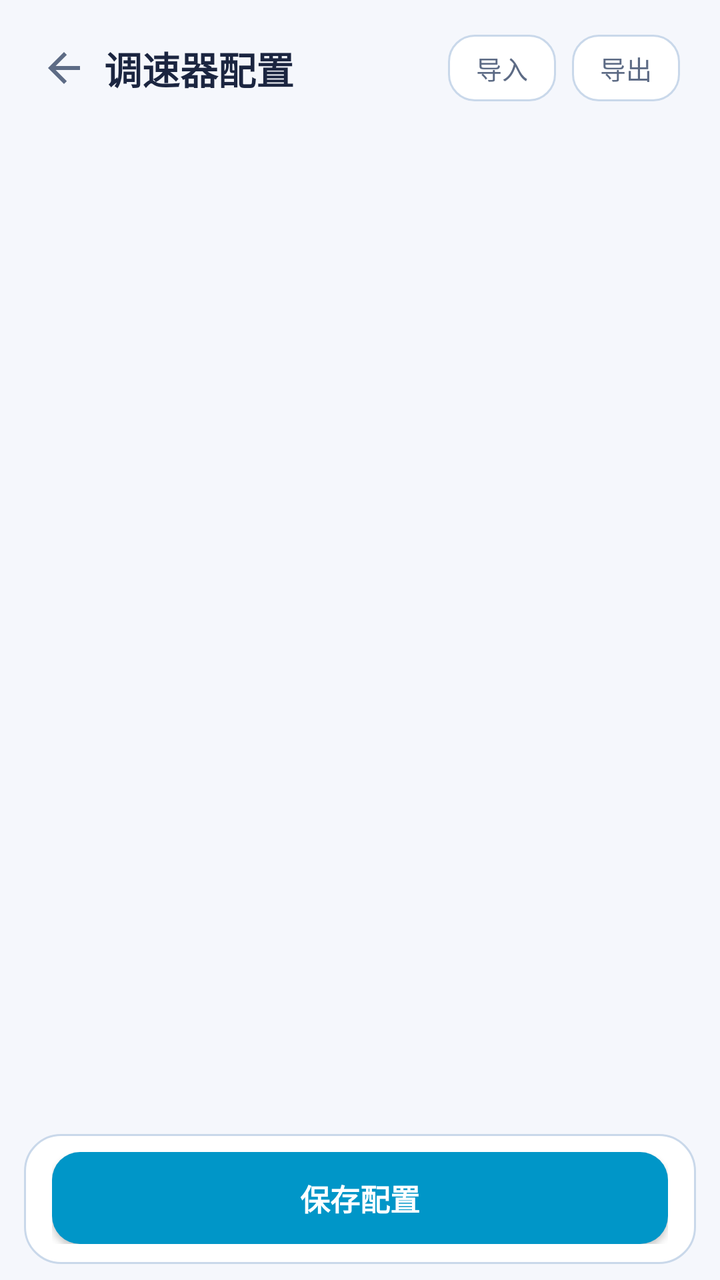
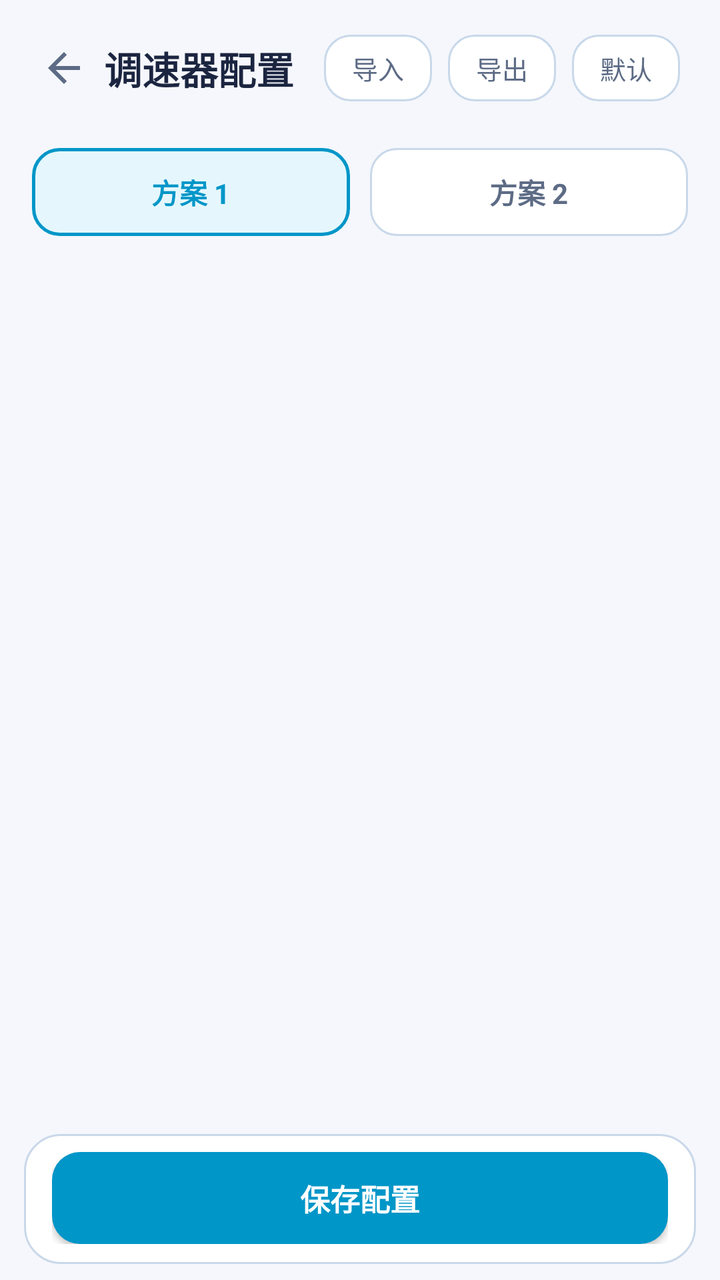

Two renders of the same Android screen: before a commit and after it. Below are the layout's source before the change and the commit's diff.
<!-- AndroidManifest.xml: application theme AppTheme -->
<!-- res/layout/activity_governor.xml -->
<?xml version="1.0" encoding="utf-8"?>
<LinearLayout xmlns:android="http://schemas.android.com/apk/res/android"
    android:layout_width="match_parent"
    android:layout_height="match_parent"
    android:orientation="vertical">

    <LinearLayout
        android:layout_width="match_parent"
        android:layout_height="wrap_content"
        android:orientation="horizontal"
        android:gravity="center_vertical"
        android:paddingStart="12dp"
        android:paddingEnd="20dp"
        android:paddingTop="14dp"
        android:paddingBottom="10dp">

        <ImageView
            android:id="@+id/btnBack"
            android:layout_width="40dp"
            android:layout_height="40dp"
            android:padding="8dp"
            android:src="@drawable/ic_back"
            android:background="?android:attr/selectableItemBackgroundBorderless"
            android:contentDescription="返回" />

        <TextView
            android:layout_width="0dp"
            android:layout_height="wrap_content"
            android:layout_weight="1"
            android:text="调速器配置"
            android:textColor="@color/textPrimary"
            android:textSize="19sp"
            android:textStyle="bold" />

        <TextView
            android:id="@+id/btnImport"
            android:layout_width="wrap_content"
            android:layout_height="wrap_content"
            android:layout_marginEnd="8dp"
            android:background="@drawable/bg_tab"
            android:paddingStart="14dp"
            android:paddingEnd="14dp"
            android:paddingTop="7dp"
            android:paddingBottom="7dp"
            android:text="导入"
            android:textColor="@color/textSecondary"
            android:textSize="13sp" />

        <TextView
            android:id="@+id/btnExport"
            android:layout_width="wrap_content"
            android:layout_height="wrap_content"
            android:background="@drawable/bg_tab"
            android:paddingStart="14dp"
            android:paddingEnd="14dp"
            android:paddingTop="7dp"
            android:paddingBottom="7dp"
            android:text="导出"
            android:textColor="@color/textSecondary"
            android:textSize="13sp" />
    </LinearLayout>

    <ScrollView
        android:layout_width="match_parent"
        android:layout_height="0dp"
        android:layout_weight="1"
        android:scrollbars="none">

        <LinearLayout
            android:id="@+id/modesContainer"
            android:layout_width="match_parent"
            android:layout_height="wrap_content"
            android:orientation="vertical"
            android:paddingStart="16dp"
            android:paddingEnd="16dp"
            android:paddingTop="14dp"
            android:paddingBottom="24dp" />
    </ScrollView>

    
    <LinearLayout
        android:layout_width="match_parent"
        android:layout_height="wrap_content"
        android:layout_marginStart="12dp"
        android:layout_marginEnd="12dp"
        android:layout_marginBottom="8dp"
        android:orientation="horizontal"
        android:gravity="center_vertical"
        android:paddingStart="14dp"
        android:paddingEnd="14dp"
        android:paddingTop="9dp"
        android:paddingBottom="10dp"
        android:background="@drawable/bg_card">

        <Button
            android:id="@+id/saveBtn"
            android:layout_width="match_parent"
            android:layout_height="46dp"
            android:background="@drawable/btn_primary"
            android:text="保存配置"
            android:textColor="#FFFFFF"
            android:textSize="15sp"
            android:textStyle="bold" />
    </LinearLayout>
</LinearLayout>
<!-- resources referenced by this layout -->
<resources>
  <color name="textPrimary">#1B2540</color>
  <color name="textSecondary">#5D6B85</color>
  <!-- drawable bg_card (drawable) -->
  <?xml version="1.0" encoding="utf-8"?>
  <shape xmlns:android="http://schemas.android.com/apk/res/android">
      <solid android:color="@color/bgCard" />
      <corners android:radius="18dp" />
      <stroke android:width="1dp" android:color="@color/bgCardStroke" />
  </shape>
  <!-- drawable bg_tab (drawable) -->
  <?xml version="1.0" encoding="utf-8"?>
  <shape xmlns:android="http://schemas.android.com/apk/res/android">
      <solid android:color="@color/bgCard" />
      <corners android:radius="13dp" />
      <stroke android:width="1dp" android:color="@color/bgCardStroke" />
  </shape>
  <!-- drawable btn_primary (drawable) -->
  <?xml version="1.0" encoding="utf-8"?>
  <shape xmlns:android="http://schemas.android.com/apk/res/android">
      <solid android:color="@color/accent" />
      <corners android:radius="14dp" />
  </shape>
  <!-- drawable ic_back (drawable) -->
  <?xml version="1.0" encoding="utf-8"?>
  <vector xmlns:android="http://schemas.android.com/apk/res/android"
      android:width="24dp" android:height="24dp"
      android:viewportWidth="24" android:viewportHeight="24">
      <path android:fillColor="#5D6B85"
          android:pathData="M20,11H7.83l5.59,-5.59L12,4l-8,8 8,8 1.41,-1.41L7.83,13H20v-2z" />
  </vector>
  <style name="AppTheme" parent="android:Theme.Material.Light.NoActionBar">
          <item name="android:windowIsTranslucent">true</item>
          <item name="android:windowBackground">@color/bg</item>
          <item name="android:colorPrimary">@color/accent</item>
          <item name="android:colorAccent">@color/accent</item>
          <item name="android:statusBarColor">@color/bg</item>
          <item name="android:navigationBarColor">@color/bg</item>
          
          <item name="android:enforceStatusBarContrast">false</item>
          <item name="android:enforceNavigationBarContrast">false</item>
          <item name="android:windowLightStatusBar">true</item>
          <item name="android:colorControlActivated">@color/accent</item>
          <item name="android:colorControlNormal">@color/textDim</item>
      </style>
  <color name="bgCard">#FFFFFF</color>
  <color name="bgCardStroke">#C9D8EA</color>
  <color name="accent">#0096C8</color>
  <color name="bg">#F5F7FC</color>
  <color name="textDim">#9AA7BD</color>
</resources>

<!-- the commit's change to res/layout/activity_governor.xml (unified diff, before → after) -->
@@ -50,6 +50,7 @@
             android:id="@+id/btnExport"
             android:layout_width="wrap_content"
             android:layout_height="wrap_content"
+            android:layout_marginEnd="8dp"
             android:background="@drawable/bg_tab"
             android:paddingStart="14dp"
             android:paddingEnd="14dp"
@@ -58,6 +59,57 @@
             android:text="导出"
             android:textColor="@color/textSecondary"
             android:textSize="13sp" />
+
+        <TextView
+            android:id="@+id/btnReset"
+            android:layout_width="wrap_content"
+            android:layout_height="wrap_content"
+            android:background="@drawable/bg_tab"
+            android:paddingStart="14dp"
+            android:paddingEnd="14dp"
+            android:paddingTop="7dp"
+            android:paddingBottom="7dp"
+            android:text="默认"
+            android:textColor="@color/textSecondary"
+            android:textSize="13sp" />
+    </LinearLayout>
+
+    
+    <LinearLayout
+        android:layout_width="match_parent"
+        android:layout_height="wrap_content"
+        android:orientation="horizontal"
+        android:layout_marginStart="16dp"
+        android:layout_marginEnd="16dp"
+        android:layout_marginTop="10dp">
+
+        <TextView
+            android:id="@+id/tabA"
+            android:layout_width="0dp"
+            android:layout_height="44dp"
+            android:layout_weight="1"
+            android:gravity="center"
+            android:background="@drawable/bg_tab_sel"
+            android:text="方案 1"
+            android:textColor="@color/accent"
+            android:textSize="14sp"
+            android:textStyle="bold" />
+
+        <View
+            android:layout_width="10dp"
+            android:layout_height="1dp" />
+
+        <TextView
+            android:id="@+id/tabB"
+            android:layout_width="0dp"
+            android:layout_height="44dp"
+            android:layout_weight="1"
+            android:gravity="center"
+            android:background="@drawable/bg_tab"
+            android:text="方案 2"
+            android:textColor="@color/textSecondary"
+            android:textSize="14sp"
+            android:textStyle="bold" />
     </LinearLayout>
 
     <ScrollView
<!-- resource entries referenced after the edit -->
@@ -15,6 +15,13 @@
       <solid android:color="@color/bgCard" />
       <corners android:radius="13dp" />
       <stroke android:width="1dp" android:color="@color/bgCardStroke" />
+  </shape>
+  <!-- drawable bg_tab_sel (drawable) -->
+  <?xml version="1.0" encoding="utf-8"?>
+  <shape xmlns:android="http://schemas.android.com/apk/res/android">
+      <solid android:color="@color/accentSoft" />
+      <corners android:radius="13dp" />
+      <stroke android:width="1.5dp" android:color="@color/accent" />
   </shape>
   <!-- drawable btn_primary (drawable) -->
   <?xml version="1.0" encoding="utf-8"?>
@@ -46,6 +53,7 @@
       </style>
   <color name="bgCard">#FFFFFF</color>
   <color name="bgCardStroke">#C9D8EA</color>
+  <color name="accentSoft">#E5F7FD</color>
   <color name="accent">#0096C8</color>
   <color name="bg">#F5F7FC</color>
   <color name="textDim">#9AA7BD</color>
